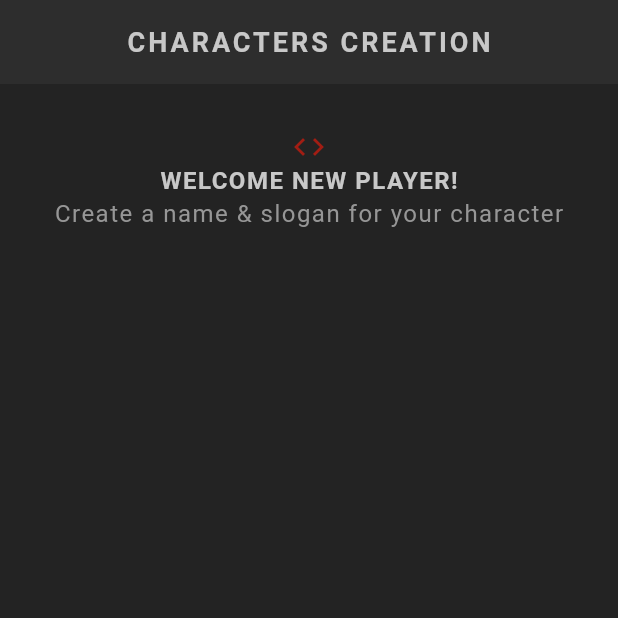
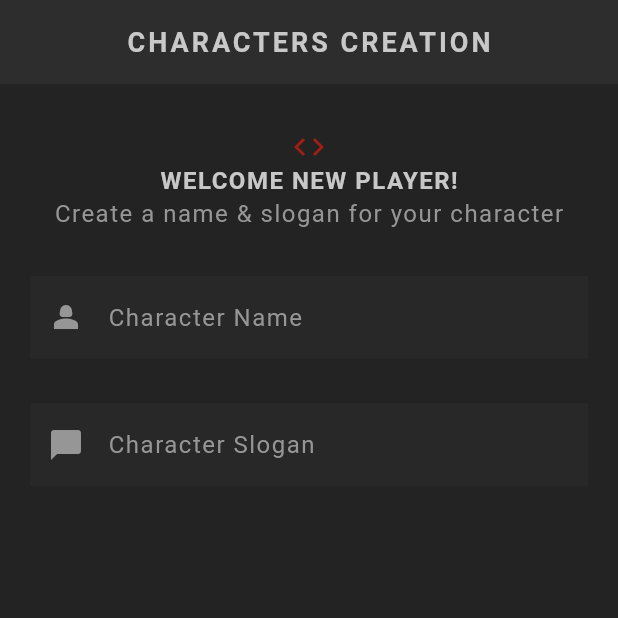
Before and after one commit to Lincxx/Fluuter_RPG, a Flutter app: the screen it shows after launch, on a phone screen of 412 x 824 dp, the top half of it. Run offline on Flutter 3.47's test engine with Material 3 defaults, Android fonts, the phone set to English and light mode, and no system bars; our stand-ins replace google_fonts; Roboto replaces fonts that are missing (Kanit).

Commit message:
Making a Text Field

```diff
--- a/lib/screens/create/create.dart
+++ b/lib/screens/create/create.dart
@@ -3,6 +3,7 @@
 import 'package:flutter/material.dart';
 import 'package:flutter_rpg/shared/styled_text.dart';
 import 'package:flutter_rpg/theme.dart';
+import 'package:google_fonts/google_fonts.dart';
 
 class Create extends StatefulWidget {
   const Create({super.key});
@@ -21,21 +22,45 @@ class _CreateState extends State<Create> {
       ),
       body: Container(
         padding: const EdgeInsets.symmetric(horizontal: 20, vertical: 30),
-        child: const Column(
+        child: Column(
           children: [
             //welcome message
-            Center(
+            const Center(
               child: Icon(Icons.code, color: AppColors.primaryColor),
             ),
-            Center(
+            const Center(
               child: StyledHeading('Welcome new player!'),
             ),
-            Center(
+            const Center(
               child: StyledText('Create a name & slogan for your character'),
             ),
-            SizedBox(
+            const SizedBox(
               height: 30,
-            )
+            ),
+            //input fields
+            TextField(
+              style: GoogleFonts.kanit(
+                  textStyle: Theme.of(context).textTheme.bodyMedium),
+              cursorColor: AppColors.textColor,
+              decoration: const InputDecoration(
+                  prefixIcon: Icon(
+                    Icons.person_2,
+                  ),
+                  label: StyledText('Character Name')),
+            ),
+            const SizedBox(
+              height: 30,
+            ),
+            TextField(
+              style: GoogleFonts.kanit(
+                  textStyle: Theme.of(context).textTheme.bodyMedium),
+              cursorColor: AppColors.textColor,
+              decoration: const InputDecoration(
+                  prefixIcon: Icon(
+                    Icons.chat_bubble,
+                  ),
+                  label: StyledText('Character Slogan')),
+            ),
           ],
         ),
       ),
--- a/lib/theme.dart
+++ b/lib/theme.dart
@@ -58,6 +58,15 @@ ThemeData primaryTheme = ThemeData(
     margin: const EdgeInsets.only(bottom: 16),
   ),
 
+  // input decoration theme
+  inputDecorationTheme: InputDecorationTheme(
+    filled: true,
+    fillColor: AppColors.secondaryColor.withOpacity(0.5),
+    border: InputBorder.none,
+    labelStyle: const TextStyle(color: AppColors.textColor),
+    prefixIconColor: AppColors.textColor,
+  ),
+
   // an other option for text theme copyWith
   //this says to copy all the TextTheme properties from the default theme and override the ones you want
   // textTheme: TextTheme.copyWith(
```
